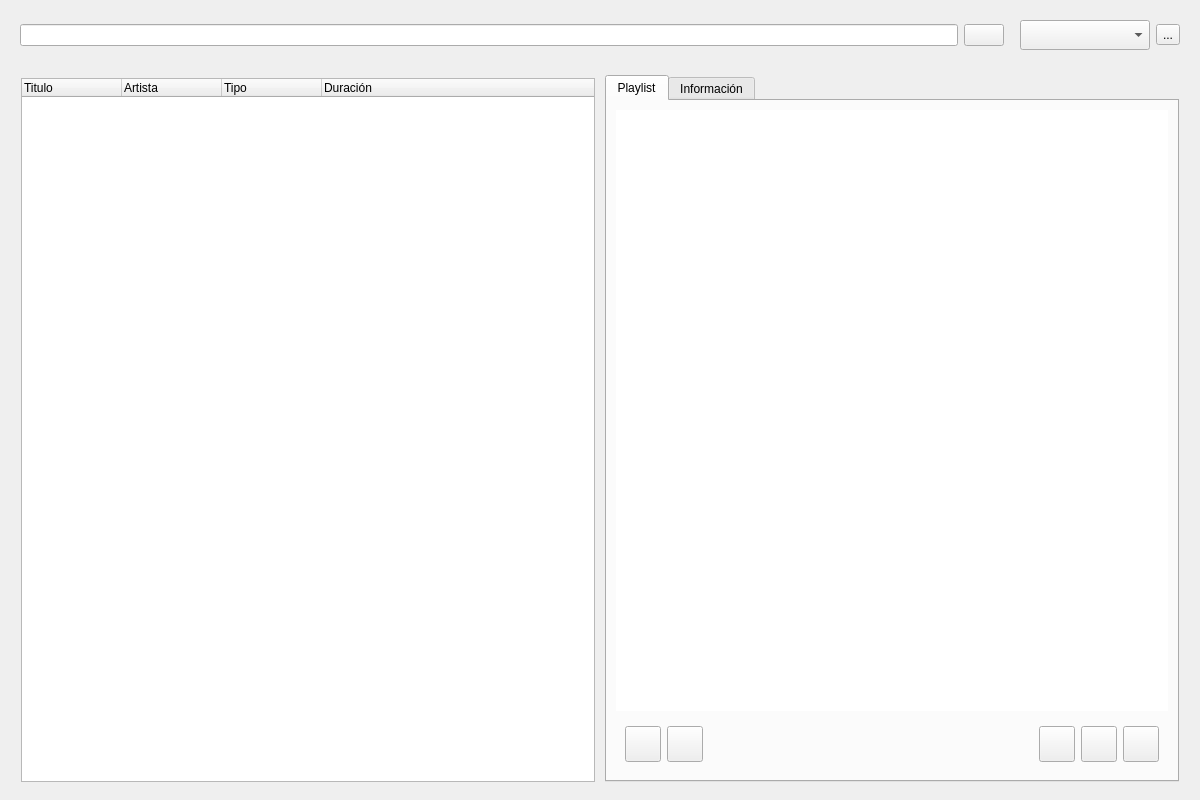
Old version of the form ui/url_player.ui in the repository volteret4/mfuz.
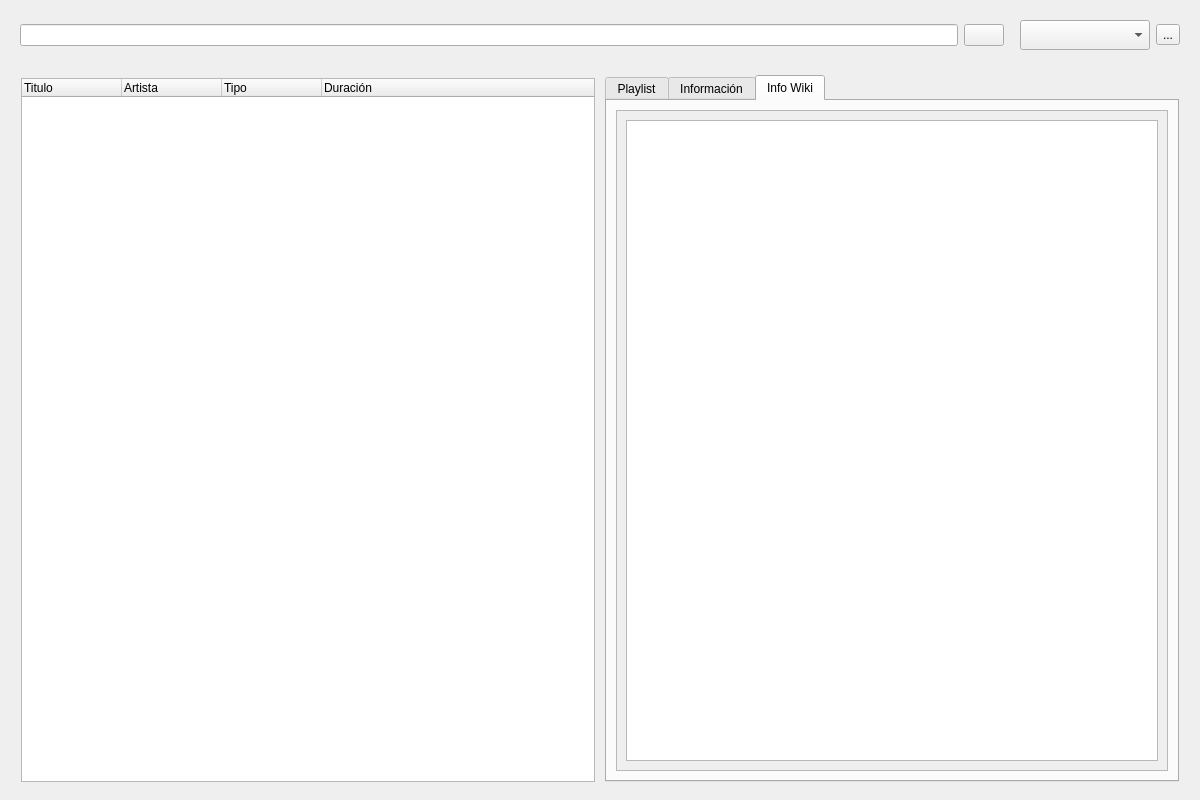
New version of the form. Icons and pictures are not drawn.

The edit to the form file:
```diff
--- a/ui/url_player.ui
+++ b/ui/url_player.ui
@@ -433,7 +433,10 @@
             }}</string>
               </property>
               <property name="currentIndex">
-               <number>0</number>
+               <number>2</number>
+              </property>
+              <property name="movable">
+               <bool>false</bool>
               </property>
               <property name="tabBarAutoHide">
                <bool>false</bool>
@@ -749,6 +752,42 @@
                 </item>
                </layout>
               </widget>
+              <widget class="QWidget" name="info_wiki">
+               <attribute name="title">
+                <string>Info Wiki</string>
+               </attribute>
+               <layout class="QVBoxLayout" name="verticalLayout_3">
+                <item>
+                 <widget class="QScrollArea" name="info_wiki_scroll">
+                  <property name="widgetResizable">
+                   <bool>true</bool>
+                  </property>
+                  <widget class="QWidget" name="scrollAreaWidgetContents_2">
+                   <property name="geometry">
+                    <rect>
+                     <x>0</x>
+                     <y>0</y>
+                     <width>552</width>
+                     <height>660</height>
+                    </rect>
+                   </property>
+                   <layout class="QVBoxLayout" name="verticalLayout_9">
+                    <item>
+                     <widget class="QTextEdit" name="info_wiki_textedit">
+                      <property name="readOnly">
+                       <bool>true</bool>
+                      </property>
+                      <property name="textInteractionFlags">
+                       <set>Qt::TextInteractionFlag::LinksAccessibleByMouse|Qt::TextInteractionFlag::TextSelectableByMouse</set>
+                      </property>
+                     </widget>
+                    </item>
+                   </layout>
+                  </widget>
+                 </widget>
+                </item>
+               </layout>
+              </widget>
              </widget>
             </item>
            </layout>
```
